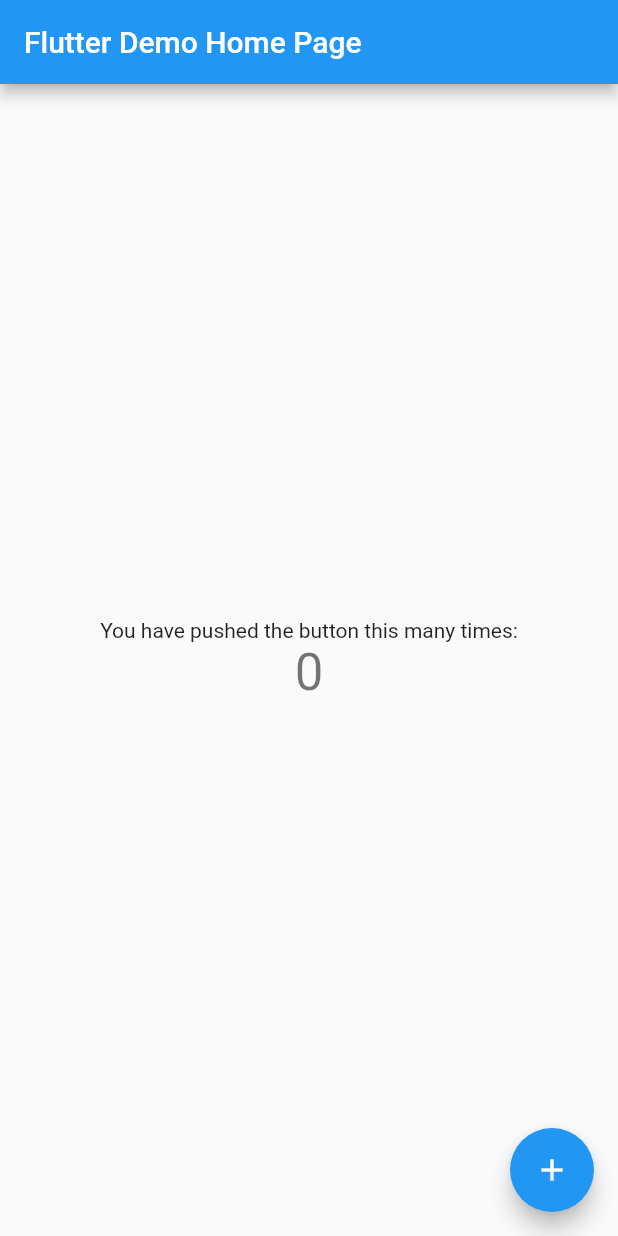
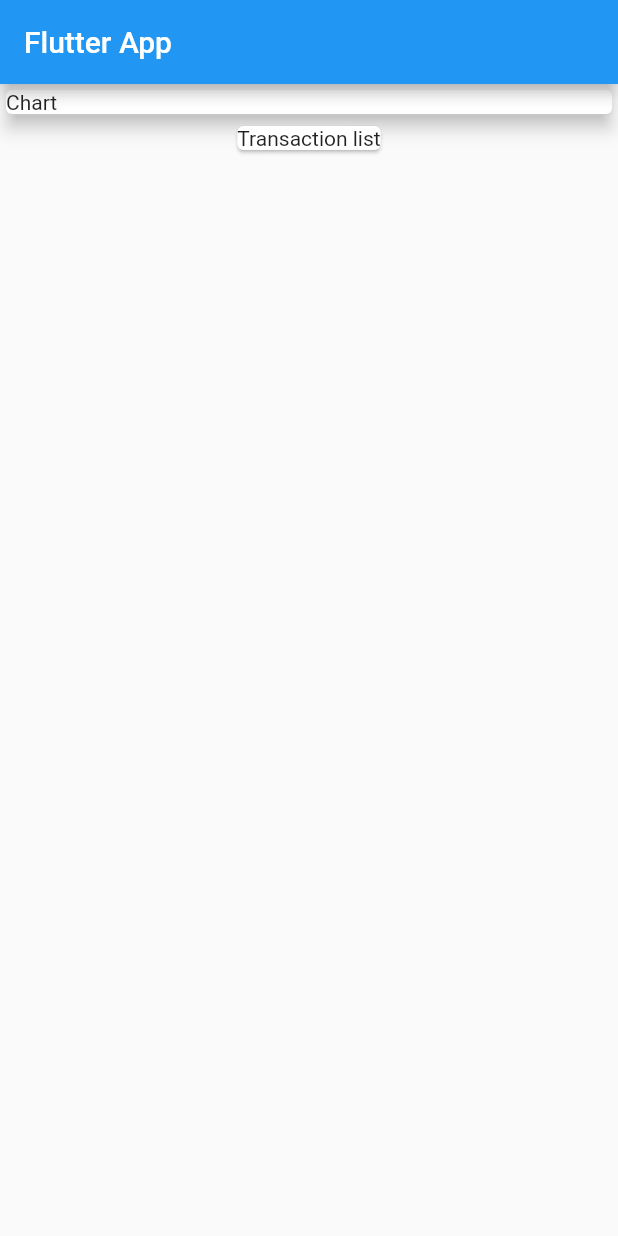
Before and after one commit to chaitnayabasava/personal-expenses-app, a Flutter app: the screen it shows after launch, on a phone screen of 412 x 824 dp. Run offline on Flutter 3.47's test engine with Material 2 defaults, Android fonts, the phone set to English and light mode, and no system bars.

Commit message:
created transaction class

```diff
--- a/lib/main.dart
+++ b/lib/main.dart
@@ -1,117 +1,55 @@
 import 'package:flutter/material.dart';
 
-void main() {
-  runApp(MyApp());
-}
+import './transaction.dart';
+
+void main() => runApp(MyApp());
 
 class MyApp extends StatelessWidget {
-  // This widget is the root of your application.
   @override
   Widget build(BuildContext context) {
     return MaterialApp(
-      title: 'Flutter Demo',
-      theme: ThemeData(
-        // This is the theme of your application.
-        //
-        // Try running your application with "flutter run". You'll see the
-        // application has a blue toolbar. Then, without quitting the app, try
-        // changing the primarySwatch below to Colors.green and then invoke
-        // "hot reload" (press "r" in the console where you ran "flutter run",
-        // or simply save your changes to "hot reload" in a Flutter IDE).
-        // Notice that the counter didn't reset back to zero; the application
-        // is not restarted.
-        primarySwatch: Colors.blue,
-        // This makes the visual density adapt to the platform that you run
-        // the app on. For desktop platforms, the controls will be smaller and
-        // closer together (more dense) than on mobile platforms.
-        visualDensity: VisualDensity.adaptivePlatformDensity,
-      ),
-      home: MyHomePage(title: 'Flutter Demo Home Page'),
+      title: 'Flutter App',
+      home: MyHomePage(),
     );
   }
 }
 
-class MyHomePage extends StatefulWidget {
-  MyHomePage({Key key, this.title}) : super(key: key);
-
-  // This widget is the home page of your application. It is stateful, meaning
-  // that it has a State object (defined below) that contains fields that affect
-  // how it looks.
-
-  // This class is the configuration for the state. It holds the values (in this
-  // case the title) provided by the parent (in this case the App widget) and
-  // used by the build method of the State. Fields in a Widget subclass are
-  // always marked "final".
-
-  final String title;
-
-  @override
-  _MyHomePageState createState() => _MyHomePageState();
-}
-
-class _MyHomePageState extends State<MyHomePage> {
-  int _counter = 0;
-
-  void _incrementCounter() {
-    setState(() {
-      // This call to setState tells the Flutter framework that something has
-      // changed in this State, which causes it to rerun the build method below
-      // so that the display can reflect the updated values. If we changed
-      // _counter without calling setState(), then the build method would not be
-      // called again, and so nothing would appear to happen.
-      _counter++;
-    });
-  }
+class MyHomePage extends StatelessWidget {
+  final List<Transaction> transactions = [
+    Transaction(
+      id: 't1',
+      title: 'Prime membership',
+      amount: 999,
+      date: DateTime.now(),
+    ),
+    Transaction(
+      id: 't2',
+      title: 'Groceries',
+      amount: 102.87,
+      date: DateTime.now(),
+    ),
+  ];
 
   @override
   Widget build(BuildContext context) {
-    // This method is rerun every time setState is called, for instance as done
-    // by the _incrementCounter method above.
-    //
-    // The Flutter framework has been optimized to make rerunning build methods
-    // fast, so that you can just rebuild anything that needs updating rather
-    // than having to individually change instances of widgets.
     return Scaffold(
       appBar: AppBar(
-        // Here we take the value from the MyHomePage object that was created by
-        // the App.build method, and use it to set our appbar title.
-        title: Text(widget.title),
+        title: Text('Flutter App'),
       ),
-      body: Center(
-        // Center is a layout widget. It takes a single child and positions it
-        // in the middle of the parent.
-        child: Column(
-          // Column is also a layout widget. It takes a list of children and
-          // arranges them vertically. By default, it sizes itself to fit its
-          // children horizontally, and tries to be as tall as its parent.
-          //
-          // Invoke "debug painting" (press "p" in the console, choose the
-          // "Toggle Debug Paint" action from the Flutter Inspector in Android
-          // Studio, or the "Toggle Debug Paint" command in Visual Studio Code)
-          // to see the wireframe for each widget.
-          //
-          // Column has various properties to control how it sizes itself and
-          // how it positions its children. Here we use mainAxisAlignment to
-          // center the children vertically; the main axis here is the vertical
-          // axis because Columns are vertical (the cross axis would be
-          // horizontal).
-          mainAxisAlignment: MainAxisAlignment.center,
-          children: <Widget>[
-            Text(
-              'You have pushed the button this many times:',
+      body: Column(
+        children: [
+          Container(
+            width: double.infinity,
+            child: Card(
+              child: Text('Chart'),
+              elevation: 5,
             ),
-            Text(
-              '$_counter',
-              style: Theme.of(context).textTheme.headline4,
-            ),
-          ],
-        ),
+          ),
+          Card(
+            child: Text('Transaction list'),
+          )
+        ],
       ),
-      floatingActionButton: FloatingActionButton(
-        onPressed: _incrementCounter,
-        tooltip: 'Increment',
-        child: Icon(Icons.add),
-      ), // This trailing comma makes auto-formatting nicer for build methods.
     );
   }
 }
--- /dev/null
+++ b/lib/transaction.dart
@@ -0,0 +1,14 @@
+import 'package:flutter/foundation.dart'; // To get "required" decorator
+
+class Transaction {
+  final String id, title;
+  final double amount;
+  final DateTime date;
+
+  Transaction({
+    @required this.id,
+    @required this.title,
+    @required this.amount,
+    @required this.date,
+  });
+}
```
